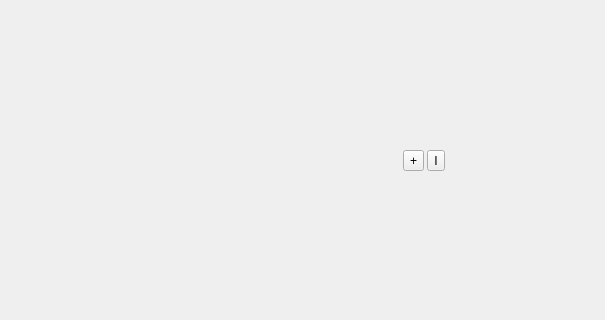
SeptemberHX/TodoManager, file widgets/ProjectMode/groupwidget.ui: the form before one commit; both pictures show x 0 to 605 and y 185 to 505 of the 892 by 692 pixel window.
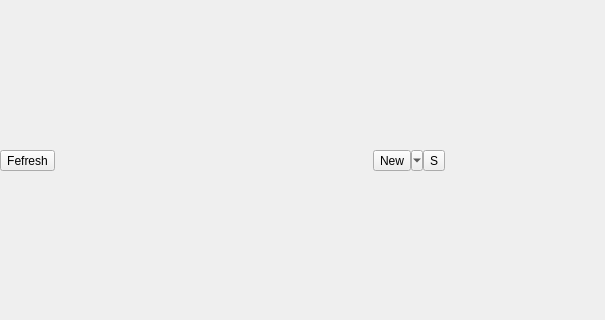
The form after the commit.

Commit message: Add: set icon for tool button with QIcon::fromtheme Add: small ui tweaks for GroupWidget

```diff
--- a/widgets/ProjectMode/groupwidget.ui
+++ b/widgets/ProjectMode/groupwidget.ui
@@ -51,7 +51,7 @@
        <widget class="QWidget" name="operationWidget" native="true">
         <layout class="QHBoxLayout" name="horizontalLayout_2">
          <property name="spacing">
-          <number>3</number>
+          <number>0</number>
          </property>
          <property name="leftMargin">
           <number>0</number>
@@ -65,6 +65,13 @@
          <property name="bottomMargin">
           <number>0</number>
          </property>
+         <item>
+          <widget class="QToolButton" name="refreshToolButton">
+           <property name="text">
+            <string>Fefresh</string>
+           </property>
+          </widget>
+         </item>
          <item>
           <spacer name="horizontalSpacer">
            <property name="orientation">
@@ -79,16 +86,25 @@
           </spacer>
          </item>
          <item>
-          <widget class="QToolButton" name="addItemGroupToolButton">
+          <widget class="QToolButton" name="addToolButton">
+           <property name="autoFillBackground">
+            <bool>false</bool>
+           </property>
            <property name="text">
-            <string>+</string>
+            <string>New</string>
+           </property>
+           <property name="popupMode">
+            <enum>QToolButton::MenuButtonPopup</enum>
+           </property>
+           <property name="arrowType">
+            <enum>Qt::NoArrow</enum>
            </property>
           </widget>
          </item>
          <item>
           <widget class="QToolButton" name="addItemDetailToolButton">
            <property name="text">
-            <string>I</string>
+            <string>S</string>
            </property>
           </widget>
          </item>
```
Left out of the diff: 2 changed lines with no effect on the pictures. The commit also changes 11 other files.
